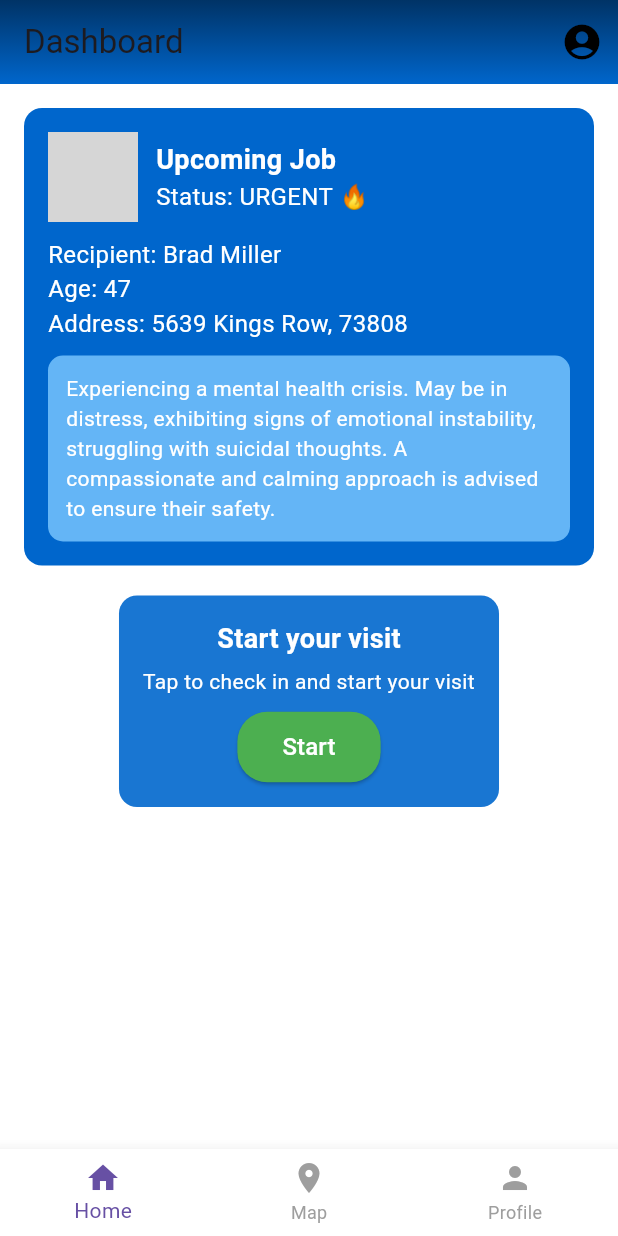
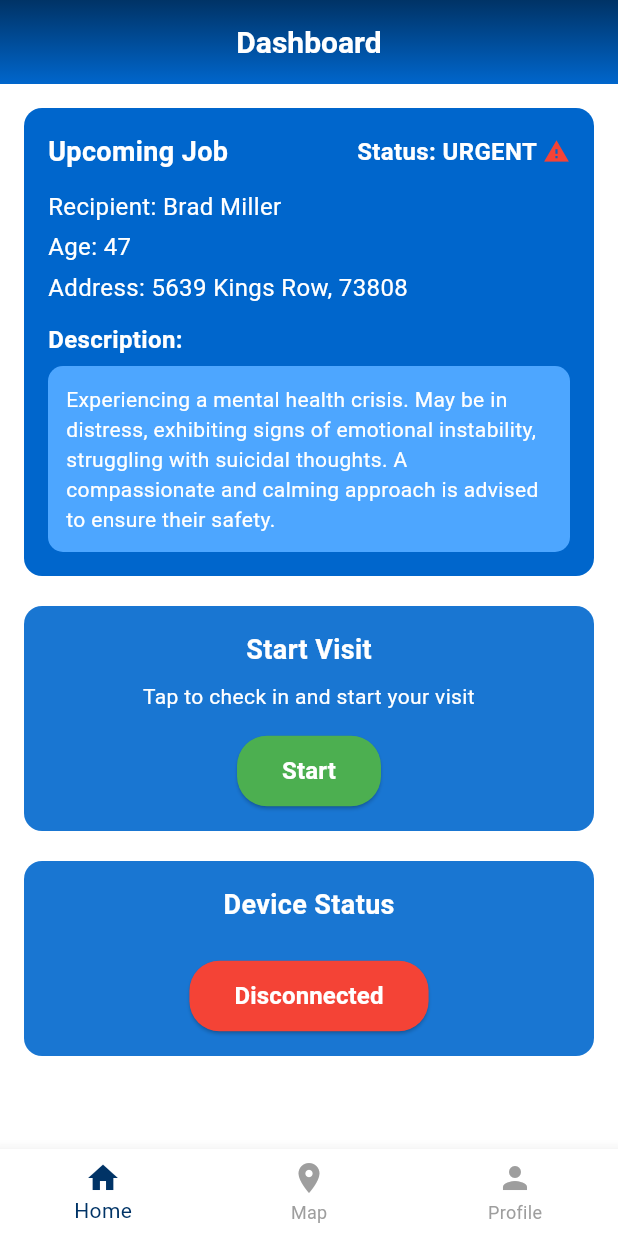
Before and after one commit to Ananypratap007/SOBA_Spring2025, a Flutter app: the HomeScreen screen opened by its route, on a phone screen of 412 x 824 dp. Run offline on Flutter 3.47's test engine with Material 3 defaults, Android fonts, the light colour scheme and no system bars; our stand-ins replace font_awesome_flutter, go_router; grey boxes are pictures that could not be loaded.

Commit message:
Device Status

```diff
--- a/soba_app/lib/bottom_nav_screen.dart
+++ b/soba_app/lib/bottom_nav_screen.dart
@@ -61,7 +61,7 @@ class BottomBar extends StatelessWidget {
     return BottomNavigationBar(
       onTap: onSelected,
       backgroundColor: Colors.white,
-      selectedItemColor: scheme.primary,
+      selectedItemColor: const Color(0xFF003366),
       unselectedItemColor: Colors.grey,
       items: [
         BottomNavigationBarItem(icon: Icon(Icons.home), label: 'Home'),
--- a/soba_app/lib/home/home_screen.dart
+++ b/soba_app/lib/home/home_screen.dart
@@ -1,106 +1,150 @@
 import 'package:flutter/material.dart';
 import 'package:go_router/go_router.dart';
-import 'package:soba_app/domain/colors.dart';
 
-class HomeScreen extends StatelessWidget {
+class HomeScreen extends StatefulWidget {
+  const HomeScreen({Key? key}) : super(key: key);
+
+  @override
+  _HomeScreenState createState() => _HomeScreenState();
+}
+
+class _HomeScreenState extends State<HomeScreen> {
+  bool connected = false;
+
   @override
   Widget build(BuildContext context) {
     return Scaffold(
+      // Page background
       backgroundColor: Colors.white,
+
+      // Gradient AppBar
       appBar: AppBar(
-        title: const Text('Dashboard'),
+        centerTitle: true,
+        title: const Text(
+          'Dashboard',
+          style: TextStyle(
+            color: Colors.white,
+            fontSize: 20,
+            fontWeight: FontWeight.bold,
+          ),
+        ),
         flexibleSpace: Container(
-          decoration: BoxDecoration(
+          decoration: const BoxDecoration(
             gradient: LinearGradient(
-            colors: [const Color(0xFF003366), const Color(0xFF0066CC)],
+              colors: [Color(0xFF003366), Color(0xFF0066CC)],
               begin: Alignment.topCenter,
               end: Alignment.bottomCenter,
             ),
           ),
         ),
-        actions: [
-          IconButton(
-            icon: const Icon(Icons.account_circle, size: 28, color: Colors.black),
-            onPressed: () {
-              context.go('/profile'); // Navigate to Profile
-            },
+
+        elevation: 0,
       ),
-        ],
-      ),
-      body: Padding(
+
+      body: SingleChildScrollView(
         padding: const EdgeInsets.all(16.0),
         child: Column(
-          crossAxisAlignment: CrossAxisAlignment.center,
           children: [
-            // Upcoming Job Card
+            // ===================
+            // UPCOMING JOB CARD
+            // ===================
             Container(
+              width: double.infinity,
               padding: const EdgeInsets.all(16),
               decoration: BoxDecoration(
-                color: Color(0xFF0066CC),
+                color: const Color(0xFF0066CC),
                 borderRadius: BorderRadius.circular(12),
               ),
               child: Column(
                 crossAxisAlignment: CrossAxisAlignment.start,
                 children: [
+                  // Top Row: "Upcoming Job" on left, "Status: URGENT" + icon on right
                   Row(
-                    children: [
-                      CircleAvatar(
-                        radius: 30,
-                        backgroundImage:
-                            NetworkImage('https://randomuser.me/api/portraits/men/45.jpg'), // Placeholder image
-                      ),
-                      const SizedBox(width: 12),
-                      Expanded(
-                        child: Column(
-                          crossAxisAlignment: CrossAxisAlignment.start,
+                    mainAxisAlignment: MainAxisAlignment.spaceBetween,
                     children: [
                       const Text(
                         "Upcoming Job",
-                              style: TextStyle(fontSize: 18, color: Colors.white, fontWeight: FontWeight.bold),
+                        style: TextStyle(
+                          fontSize: 18,
+                          color: Colors.white,
+                          fontWeight: FontWeight.bold,
                         ),
-                            const Text(
-                              "Status: URGENT 🔥",
-                              style: TextStyle(fontSize: 16, color: Colors.white),
+                      ),
+                      Row(
+                        children: const [
+                          Text(
+                            "Status: URGENT",
+                            style: TextStyle(
+                              fontSize: 16,
+                              color: Colors.white,
+                              fontWeight: FontWeight.w600,
+                            ),
+                          ),
+                          SizedBox(width: 4),
+                          Icon(
+                            Icons.warning,
+                            color: Colors.red,
+                            size: 18,
                           ),
                         ],
                       ),
-                      ),
                     ],
                   ),
-                  const SizedBox(height: 10),
+                  const SizedBox(height: 12),
+
+                  // Recipient Info
                   const Text(
                     "Recipient: Brad Miller",
                     style: TextStyle(fontSize: 16, color: Colors.white),
                   ),
+                  const SizedBox(height: 4),
                   const Text(
                     "Age: 47",
                     style: TextStyle(fontSize: 16, color: Colors.white),
                   ),
+                  const SizedBox(height: 4),
                   const Text(
                     "Address: 5639 Kings Row, 73808",
                     style: TextStyle(fontSize: 16, color: Colors.white),
                   ),
-                  const SizedBox(height: 10),
-                  // Description Box
+                  const SizedBox(height: 12),
+
+                  // Description label + box
+                  const Text(
+                    "Description:",
+                    style: TextStyle(
+                      fontSize: 16,
+                      color: Colors.white,
+                      fontWeight: FontWeight.bold,
+                    ),
+                  ),
+                  const SizedBox(height: 6),
                   Container(
+                    width: double.infinity,
                     padding: const EdgeInsets.all(12),
                     decoration: BoxDecoration(
-                      color: Colors.blue[300],
+                      color: Color(0xFF4DA6FF), // A lighter blue for contrast
                       borderRadius: BorderRadius.circular(10),
                     ),
                     child: const Text(
-                      "Experiencing a mental health crisis. May be in distress, exhibiting signs "
-                      "of emotional instability, struggling with suicidal thoughts. A "
-                      "compassionate and calming approach is advised to ensure their safety.",
+                      "Experiencing a mental health crisis. May be in distress, "
+                      "exhibiting signs of emotional instability, struggling with "
+                      "suicidal thoughts. A compassionate and calming approach is "
+                      "advised to ensure their safety.",
                       style: TextStyle(fontSize: 14, color: Colors.white),
                     ),
                   ),
                 ],
               ),
             ),
+
             const SizedBox(height: 20),
-            // Check-in Card
+
+            // ===================
+            // START VISIT CARD
+            // ===================
             Container(
+              width: double.infinity,
               padding: const EdgeInsets.all(16),
               decoration: BoxDecoration(
                 color: Colors.blue[700],
@@ -109,16 +153,21 @@ class HomeScreen extends StatelessWidget {
               child: Column(
                 children: [
                   const Text(
-                    "Start your visit",
-                    style: TextStyle(fontSize: 18, color: Colors.white, fontWeight: FontWeight.bold),
+                    "Start Visit",
+                    style: TextStyle(
+                      fontSize: 18,
+                      color: Colors.white,
+                      fontWeight: FontWeight.bold,
                     ),
-                  const SizedBox(height: 5),
+                  ),
+                  const SizedBox(height: 8),
                   const Text(
                     "Tap to check in and start your visit",
                     style: TextStyle(fontSize: 14, color: Colors.white),
                     textAlign: TextAlign.center,
                   ),
-                  const SizedBox(height: 10),
+                  const SizedBox(height: 16),
+
                   // Start Button
                   ElevatedButton(
                     onPressed: () {
@@ -126,12 +175,76 @@ class HomeScreen extends StatelessWidget {
                     },
                     style: ElevatedButton.styleFrom(
                       backgroundColor: Colors.green,
-                      shape: RoundedRectangleBorder(borderRadius: BorderRadius.circular(20)),
-                      padding: const EdgeInsets.symmetric(horizontal: 30, vertical: 12),
+                      shape: RoundedRectangleBorder(
+                        borderRadius: BorderRadius.circular(20),
+                      ),
+                      padding: const EdgeInsets.symmetric(
+                        horizontal: 30,
+                        vertical: 12,
+                      ),
                     ),
                     child: const Text(
                       "Start",
-                      style: TextStyle(fontSize: 16, color: Colors.white),
+                      style: TextStyle(
+                        fontSize: 16,
+                        color: Colors.white,
+                        fontWeight: FontWeight.bold,
+                      ),
+                    ),
+                  ),
+                ],
+              ),
+            ),
+            // ===================
+            // Device status
+            // ===================
+            const SizedBox(height: 20), // Adjust the height as needed
+
+            Container(
+              width: double.infinity,
+              padding: const EdgeInsets.all(16),
+              decoration: BoxDecoration(
+                color: Colors.blue[700],
+                borderRadius: BorderRadius.circular(12),
+              ),
+              child: Column(
+                children: [
+                  const Text(
+                    "Device Status",
+                    style: TextStyle(
+                      fontSize: 18,
+                      color: Colors.white,
+                      fontWeight: FontWeight.bold,
+                    ),
+                  ),
+                  const SizedBox(height: 8),
+
+        const SizedBox(height: 16),
+
+        ElevatedButton(
+          onPressed: () {
+            setState(() {
+              // Toggle the connected state when button is pressed
+              connected = !connected;
+            });
+          },
+          style: ElevatedButton.styleFrom(
+            backgroundColor: connected ? Colors.green : Colors.red,
+            shape: RoundedRectangleBorder(
+              borderRadius: BorderRadius.circular(20),
+            ),
+            padding: const EdgeInsets.symmetric(
+              horizontal: 30,
+              vertical: 12,
+            ),
+          ),
+          child: Text(
+            connected ? "Connected" : "Disconnected",
+            style: const TextStyle(
+              fontSize: 16,
+              color: Colors.white,
+              fontWeight: FontWeight.bold,
+            ),
           ),
         ),
       ],
```
Also changed, not shown: soba_app/lib/home/visit_screen.dart (added). Lines whose indentation alone changed are shown as unchanged.
